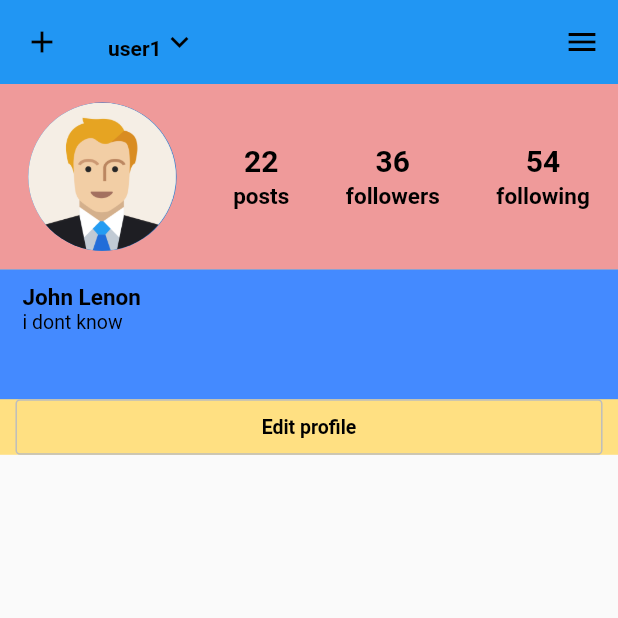
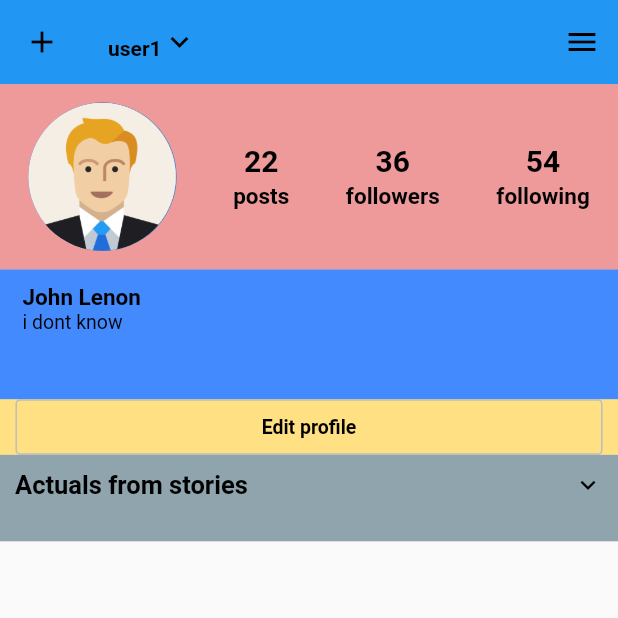
Before and after one commit to karen98bdiw/instagram2, a Flutter app: the ProfileScreen screen opened directly, on a phone screen of 412 x 824 dp, the top half of it. Run offline on Flutter 3.47's test engine with Material 2 defaults, Android fonts, the phone set to English and light mode, and no system bars; our stand-ins replace flutter_icons.

Commit message:
profile actual stories

```diff
--- a/lib/screens/profileScreen/ProfileScreen.dart
+++ b/lib/screens/profileScreen/ProfileScreen.dart
@@ -3,6 +3,7 @@ import 'package:flutter/material.dart';
 import 'profileScreenWidgets/ProfileScreenAppBar.dart';
 import 'profileScreenWidgets/ProfileScreenDrawer.dart';
 import './profileScreenWidgets/ProfileScreenInfo.dart';
+import './profileScreenWidgets/profileActualStories.dart';
 
 import '../../models/User.dart';
 import '../../utils/UsersDB.dart';
@@ -19,6 +20,7 @@ class ProfileScreen extends StatelessWidget {
         crossAxisAlignment: CrossAxisAlignment.stretch,
         children: [
           ProfileScreenInfo(curentUser),
+          ProfileActualStories(),
         ],
       ),
     );
--- /dev/null
+++ b/lib/screens/profileScreen/profileScreenWidgets/profileActualStories.dart
@@ -0,0 +1,107 @@
+import 'package:flutter/material.dart';
+
+class ProfileActualStories extends StatefulWidget {
+  @override
+  _ProfileActualStoriesState createState() => _ProfileActualStoriesState();
+}
+
+class _ProfileActualStoriesState extends State<ProfileActualStories> {
+  bool isListOpened;
+  double boxHeight;
+
+  Container _addActualStory() {
+    return Container(
+      alignment: Alignment.center,
+      margin: EdgeInsets.only(right: 17, left: 10),
+      height: 70,
+      width: 70,
+      decoration: BoxDecoration(
+        shape: BoxShape.circle,
+        color: Colors.grey[700],
+      ),
+      child: Icon(Icons.add),
+    );
+  }
+
+  Container _actualStory() {
+    return Container(
+      margin: EdgeInsets.only(right: 17),
+      height: 70,
+      width: 70,
+      decoration: BoxDecoration(
+        shape: BoxShape.circle,
+        color: Colors.redAccent[700],
+      ),
+    );
+  }
+
+  @override
+  void initState() {
+    super.initState();
+    isListOpened = false;
+  }
+
+  @override
+  Widget build(BuildContext context) {
+    var queryHeight = MediaQuery.of(context).size.height;
+    boxHeight = isListOpened ? queryHeight * 0.25 : queryHeight * 0.07;
+    return Container(
+      padding: EdgeInsets.all(10),
+      height: boxHeight,
+      color: Colors.blueGrey[300],
+      child: Column(
+        crossAxisAlignment: CrossAxisAlignment.start,
+        children: [
+          InkWell(
+              onTap: () {
+                setState(() {
+                  isListOpened = !isListOpened;
+                });
+              },
+              child: Row(
+                mainAxisAlignment: MainAxisAlignment.spaceBetween,
+                children: [
+                  Text(
+                    "Actuals from stories",
+                    style: TextStyle(
+                      fontSize: 17,
+                      fontWeight: FontWeight.bold,
+                    ),
+                  ),
+                  Icon(
+                    isListOpened
+                        ? Icons.keyboard_arrow_up
+                        : Icons.keyboard_arrow_down,
+                    size: 20,
+                  ),
+                ],
+              )),
+          Visibility(
+            visible: isListOpened,
+            child: Expanded(
+                child: Column(
+              crossAxisAlignment: CrossAxisAlignment.start,
+              children: [
+                Text(
+                  "Save your best stories in profile",
+                  style: TextStyle(
+                    fontSize: 15,
+                  ),
+                  textAlign: TextAlign.left,
+                ),
+                Expanded(
+                  child: ListView.builder(
+                    scrollDirection: Axis.horizontal,
+                    itemBuilder: (ctx, index) =>
+                        index == 0 ? _addActualStory() : _actualStory(),
+                    itemCount: 8,
+                  ),
+                )
+              ],
+            )),
+          )
+        ],
+      ),
+    );
+  }
+}
```
